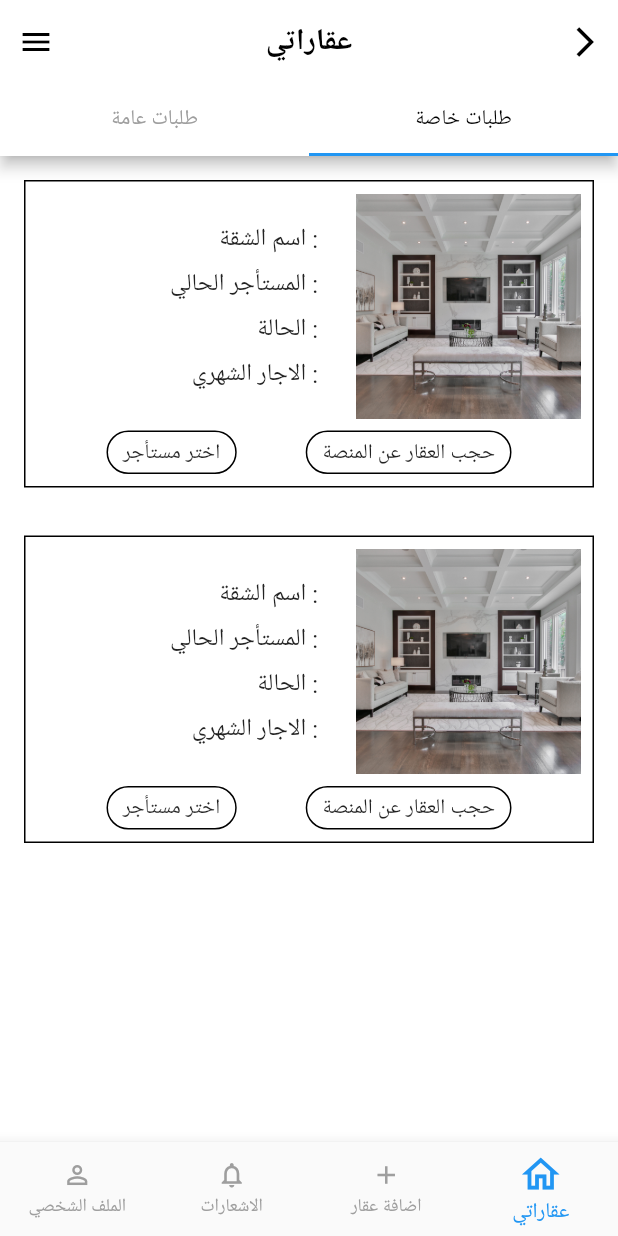
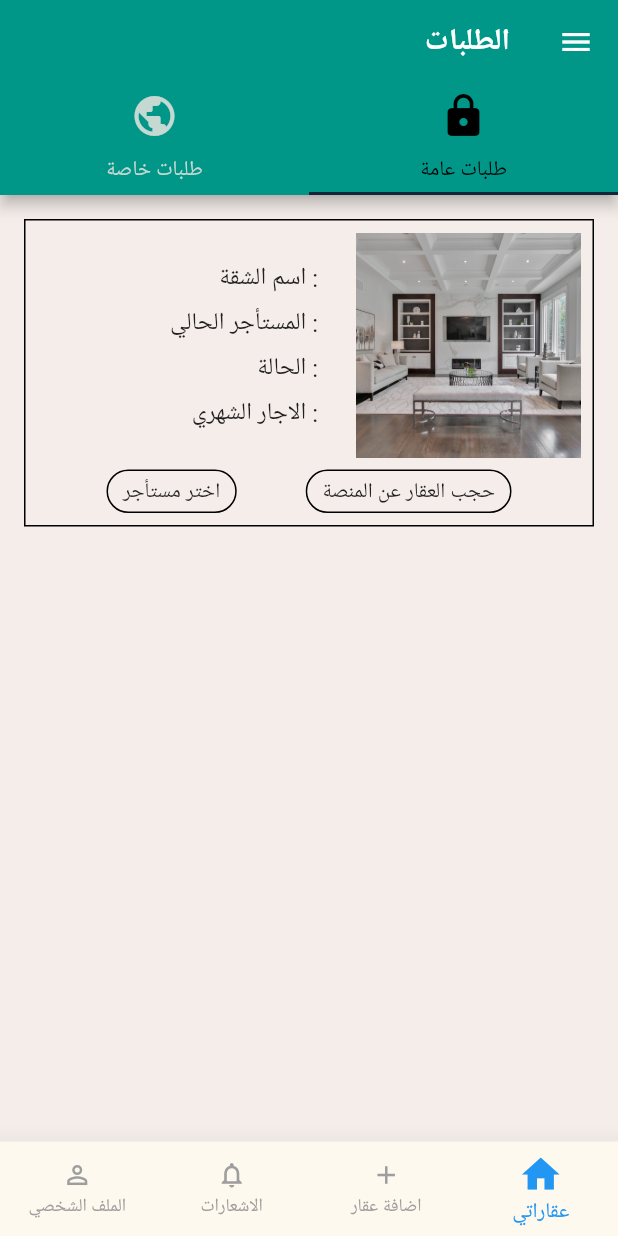
Before and after one commit to Abdullah-Adel-Inshasi/Graduation-Project, a Flutter app: the screen it shows after launch, on a phone screen of 412 x 824 dp. Run offline on Flutter 3.47's test engine with Material 2 defaults, Android fonts, the phone set to English and light mode, and no system bars; our stand-ins replace google_fonts, google_maps_flutter, page_transition, syncfusion_flutter_sliders; Roboto replaces fonts that are missing (Tajawal).

Commit message:
some changes

```diff
--- a/lib/landlord/my_apartments/apartments_screen.dart
+++ b/lib/landlord/my_apartments/apartments_screen.dart
@@ -3,6 +3,7 @@ import 'package:flutter/material.dart';
 import 'package:google_fonts/google_fonts.dart';
 import 'package:home_explorer/landlord/my_apartments/private_apartments.dart';
 import 'public_apartments.dart';
+
 class MyApartments extends StatefulWidget {
   const MyApartments({Key? key}) : super(key: key);
 
@@ -12,9 +13,13 @@ class MyApartments extends StatefulWidget {
 
 class _MyApartmentsState extends State<MyApartments>
     with SingleTickerProviderStateMixin {
+  List<String> tab_names = ['طلبات خاصة', 'طلبات عامة'];
+  int selected_index = 0;
   late TabController tabController;
-  List<Widget> tabScreens = [PrivateApartments(), PublicApartments()];
-  int selected_index = 0;
+  List<Widget> tabScreens = [
+    PrivateApartments(),
+    PublicApartments(),
+  ];
 
   @override
   void initState() {
@@ -25,38 +30,51 @@ class _MyApartmentsState extends State<MyApartments>
   @override
   Widget build(BuildContext context) {
     return Scaffold(
-      backgroundColor: Colors.white,
+        backgroundColor: Color(0xFFF4EDEA),
+
         appBar: AppBar(
+          title: Text(
+            'الطلبات',
+            style: GoogleFonts.tajawal(
+                color: Colors.white, fontWeight: FontWeight.w600),
+          ),
+          leading: GestureDetector(
+            child: Icon(
+              Icons.menu,
+              color: Colors.white,
+            ),
+            onTap: () {
+              Scaffold.of(context).openDrawer();
+            },
+          ),
+          backgroundColor: Colors.teal,
           bottom: TabBar(
-
+            indicatorColor: Color(0xFF12263A),
             controller: tabController,
             labelColor: Colors.black,
-            unselectedLabelColor: Colors.grey,
+            unselectedLabelColor: Color(0xFFC5D8D1),
             tabs: [
-              Tab(text: 'طلبات خاصة'),
-              Tab(text: 'طلبات عامة'),
+              Tab(
+                icon: Icon(
+                  selected_index == 0 ? Icons.lock : Icons.lock_outlined,
+                  size: 32,
+                ),
+                child: Text('طلبات عامة', style: GoogleFonts.tajawal()),
+              ),
+              Tab(
+                icon: Icon(
+                  Icons.public,
+                  size: 32,
+                ),
+                child: Text('طلبات خاصة', style: GoogleFonts.tajawal()),
+              ),
             ],
-            onTap: (int index) {
-              setState(() {
-                selected_index = index;
-              });
+            onTap: (int tapped_tab) {
+              setState(
+                () => selected_index = tapped_tab,
+              );
             },
           ),
-          title: Text(
-            'عقاراتي',
-            style: GoogleFonts.tajawal(
-                color: Colors.black, fontWeight: FontWeight.w600),
-          ),
-          actions: [
-            IconButton(
-                icon: Icon(Icons.menu), onPressed: () {}, color: Colors.black),
-          ],
-          leading: IconButton(
-              icon: Icon(Icons.arrow_back_ios),
-              onPressed: () {},
-              color: Colors.black),
-          centerTitle: true,
-          backgroundColor: Colors.white,
         ),
         body: tabScreens[selected_index]);
   }
--- a/lib/landlord/my_apartments/private_apartments.dart
+++ b/lib/landlord/my_apartments/private_apartments.dart
@@ -7,9 +7,10 @@ class PrivateApartments extends StatelessWidget {
 
   @override
   Widget build(BuildContext context) {
-    return CustomScrollView(
-      physics: BouncingScrollPhysics(),
-      slivers: [PrivateApartment(), PrivateApartment()],
+    return Column(
+      children: [
+        PrivateApartment(),
+      ],
     );
   }
 }
@@ -21,8 +22,7 @@ class PrivateApartment extends StatelessWidget {
 
   @override
   Widget build(BuildContext context) {
-    return SliverToBoxAdapter(
-      child: Container(
+    return Container(
       margin: EdgeInsets.all(16),
       padding: EdgeInsets.all(8),
       decoration: BoxDecoration(
@@ -48,8 +48,7 @@ class PrivateApartment extends StatelessWidget {
                 textDirection: TextDirection.rtl,
                 children: <Widget>[
                   /// TODO : Add the apartment details
-                    Text(': اسم الشقة',
-                        style: GoogleFonts.tajawal(fontSize: 16)),
+                  Text(': اسم الشقة', style: GoogleFonts.tajawal(fontSize: 16)),
                   SizedBox(height: 8),
                   Text(': المستأجر الحالي',
                       style: GoogleFonts.tajawal(fontSize: 16)),
@@ -72,7 +71,6 @@ class PrivateApartment extends StatelessWidget {
           ),
         ],
       ),
-      ),
     );
   }
 }
--- a/lib/landlord/notifications/apartments_notifications.dart
+++ b/lib/landlord/notifications/apartments_notifications.dart
@@ -21,6 +21,7 @@ class _Notifications_ListState extends State<Notifications_List> {
   @override
   Widget build(BuildContext context) {
     return ListView(
+      physics: BouncingScrollPhysics(),
       children: notifications
           .map(
             (e) => NotificationBuilder(notification: e,goToDetails: (){},),
--- a/lib/landlord/notifications/complaint_box.dart
+++ b/lib/landlord/notifications/complaint_box.dart
@@ -8,6 +8,7 @@ class ComplaintBox extends StatelessWidget {
   @override
   Widget build(BuildContext context) {
     return ListView.builder(
+
       padding: EdgeInsets.symmetric(horizontal: 16, vertical: 26),
       itemCount: complaints.length,
       itemBuilder: (BuildContext context, int index) {
--- a/lib/landlord/wrapper.dart
+++ b/lib/landlord/wrapper.dart
@@ -2,6 +2,8 @@ import 'package:flutter/material.dart';
 import 'package:home_explorer/landlord/my_apartments/apartments_screen.dart';
 import 'package:home_explorer/landlord/notifications/notifications_wrapper.dart';
 import 'package:home_explorer/landlord/profile/landlord_homescreen.dart';
+
+import 'add_apartment/appbar/price_and_location.dart';
 
 class LandLordWrapper extends StatefulWidget {
   const LandLordWrapper({Key? key}) : super(key: key);
@@ -13,7 +15,7 @@ class LandLordWrapper extends StatefulWidget {
 class _LandLordWrappeState extends State<LandLordWrapper> {
   final List<Widget> _bnbScreens = [
     MyApartments(),
-    Text(''),
+    PriceAndLocation(),
     NotificationsWrapper(),
     HomeScreen_Landlord(),
   ];
@@ -24,12 +26,29 @@ class _LandLordWrappeState extends State<LandLordWrapper> {
     return Directionality(
       textDirection: TextDirection.rtl,
       child: Scaffold(
+        backgroundColor: Color(0xFFF4EDEA),
+
+        drawer: Drawer(
+          child: CustomScrollView(
+            slivers: [
+              SliverToBoxAdapter(
+                child: Column(
+                  children: <Widget>[],
+                ),
+              )
+            ],
+          ),
+        ),
         bottomNavigationBar: BottomNavigationBar(
+          elevation: 16,
           onTap: (int index) {
-            setState(() {
-              _selectedIndex = index;
-            });
+            setState(
+              () {
+                _selectedIndex = index;
+              },
+            );
           },
+          backgroundColor: Color(0xFFFEF9EF),
           currentIndex: _selectedIndex,
           selectedItemColor: Colors.blue,
           unselectedItemColor: Colors.grey,
@@ -39,19 +58,24 @@ class _LandLordWrappeState extends State<LandLordWrapper> {
           type: BottomNavigationBarType.fixed,
           items: [
             BottomNavigationBarItem(
-              icon: Icon(Icons.home_outlined),
+              icon:
+                  Icon(_selectedIndex == 0 ? Icons.home : Icons.home_outlined),
               label: 'عقاراتي',
             ),
             BottomNavigationBarItem(
-              icon: Icon(Icons.add),
+              icon: Icon(
+                  _selectedIndex == 1 ? Icons.add_circle_sharp : Icons.add),
               label: 'اضافة عقار',
             ),
             BottomNavigationBarItem(
-              icon: Icon(Icons.notifications_none),
+              icon: Icon(_selectedIndex == 2
+                  ? Icons.notifications
+                  : Icons.notifications_none),
               label: 'الاشعارات',
             ),
             BottomNavigationBarItem(
-              icon: Icon(Icons.person_outline),
+              icon: Icon(
+                  _selectedIndex == 3 ? Icons.person : Icons.person_outline),
               label: 'الملف الشخصي',
             ),
           ],
```
Also changed, not shown: lib/landlord/add_apartment/appbar/widgets/scrollable_appbar.dart (added, +24 -0 lines), lib/landlord/my_apartments/public_apartments.dart (+5 -6 lines), lib/landlord/notifications/notifications_wrapper.dart (+14 -18 lines), lib/landlord/profile/Aqarati.dart (+88 -16 lines), lib/landlord/profile/landlord_homescreen.dart (+8 -4 lines). Lines whose indentation alone changed are shown as unchanged.
